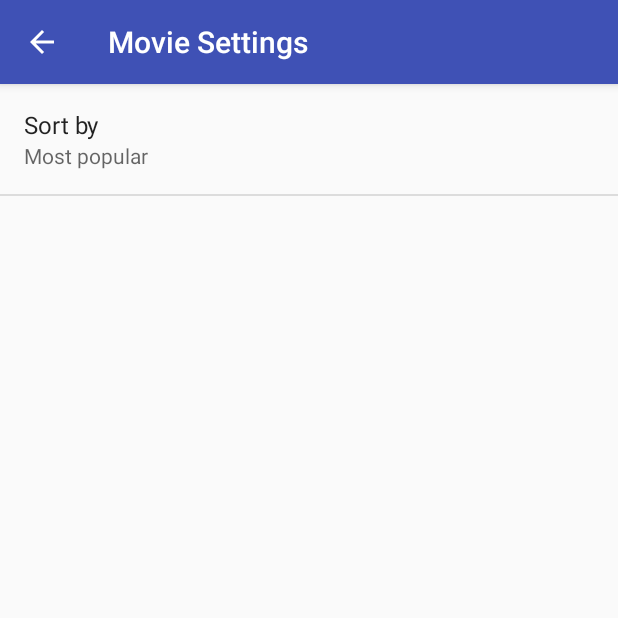
After one commit to younes-makhtoum/popular-movies-app, an Android app: the SettingsActivity screen opened directly, with no data from a screen before it, on a phone screen of 412 x 824 dp, the top half of it. The commit adds this screen. Run offline under Robolectric (Android 15) with nearby library versions, the phone set to English and light mode, and no system bars.

Commit message:
Update the sort selection feature with a dedicated settings activity Help to remove bugs : - blinks occurrences at sort selection update with the spinner; - former spinner item selection listener calls even without touch from the user; - 'No internet disclaimer' visible behind the recycler view in some cases.

```diff
--- /dev/null
+++ b/app/src/main/java/com/example/android/popularmovies/ui/welcomescreen/SettingsActivity.java
@@ -0,0 +1,56 @@
+package com.example.android.popularmovies.ui.welcomescreen;
+
+import android.content.SharedPreferences;
+import android.os.Bundle;
+import android.preference.ListPreference;
+import android.preference.Preference;
+import android.preference.PreferenceFragment;
+import android.preference.PreferenceManager;
+import android.support.v7.app.AppCompatActivity;
+
+import com.example.android.popularmovies.R;
+
+public class SettingsActivity extends AppCompatActivity {
+
+    @Override
+    protected void onCreate(Bundle savedInstanceState) {
+        super.onCreate(savedInstanceState);
+        setContentView(R.layout.activity_settings);
+        setTitle(R.string.settings_title);
+    }
+
+    public static class MoviesPreferenceFragment extends PreferenceFragment implements Preference.OnPreferenceChangeListener {
+
+        @Override
+        public void onCreate(Bundle savedInstanceState) {
+            super.onCreate(savedInstanceState);
+            addPreferencesFromResource(R.xml.settings_main);
+
+            Preference sortBy = findPreference(getString(R.string.settings_sort_by_key));
+            bindPreferenceSummaryToValue(sortBy);
+        }
+
+        @Override
+        public boolean onPreferenceChange(Preference preference, Object value) {
+            String stringValue = value.toString();
+            if (preference instanceof ListPreference) {
+                ListPreference listPreference = (ListPreference) preference;
+                int prefIndex = listPreference.findIndexOfValue(stringValue);
+                if (prefIndex >= 0) {
+                    CharSequence[] labels = listPreference.getEntries();
+                    preference.setSummary(labels[prefIndex]);
+                }
+            } else {
+                preference.setSummary(stringValue);
+            }
+            return true;
+        }
+
+        private void bindPreferenceSummaryToValue(Preference preference) {
+            preference.setOnPreferenceChangeListener(this);
+            SharedPreferences preferences = PreferenceManager.getDefaultSharedPreferences(preference.getContext());
+            String preferenceString = preferences.getString(preference.getKey(), "");
+            onPreferenceChange(preference, preferenceString);
+        }
+    }
+}
--- /dev/null
+++ b/app/src/main/res/values/arrays.xml
@@ -0,0 +1,12 @@
+<?xml version="1.0" encoding="utf-8"?>
+<resources>
+    <string-array name="settings_sort_by_labels">
+        <item>@string/settings_sort_by_most_popular_label</item>
+        <item>@string/settings_sort_by_top_rated_label</item>
+    </string-array>
+
+    <string-array name="settings_sort_by_values">
+        <item>@string/settings_sort_by_most_popular_value</item>
+        <item>@string/settings_sort_by_top_rated_value</item>
+    </string-array>
+</resources>
--- a/app/src/main/res/values/strings.xml
+++ b/app/src/main/res/values/strings.xml
@@ -1,13 +1,23 @@
 <resources>
     <string name="app_name">Popular Movies</string>
 
-    <!-- Values for movies sorting -->
-    <string name="sort_by">Sort by :</string>
-    <string name="sorting_selector_prompt">Select a sorting method</string>
-    <string-array name="sorting_selector_array">
-        <item name="most_popular">Most popular</item>
-        <item name="top_rated">Top rated</item>
-    </string-array>
+    <!-- Settings Menu Item -->
+    <string name="settings_menu_item">Settings</string>
+    <!-- Settings Activity Title -->
+    <string name="settings_title">Movie Settings</string>
+
+    <!-- Strings for sort_by preference -->
+    <string name="settings_sort_by_label">Sort by</string>
+    <string name="settings_sort_by_key">sort_by</string>
+    <string name="settings_sort_by_default">@string/settings_sort_by_most_popular_value</string>
+
+    <!-- Label for sort_by most popular option -->
+    <string name="settings_sort_by_most_popular_label">Most popular</string>
+    <string name="settings_sort_by_most_popular_value">popular</string>
+
+    <!-- Label for sort_by top rated option -->
+    <string name="settings_sort_by_top_rated_label">Top rated</string>
+    <string name="settings_sort_by_top_rated_value">top_rated</string>
 
     <!-- Values for Detail Activity labels -->
     <string name="title_label">Title:</string>
@@ -19,6 +29,4 @@
     <string name="movie_poster">Movie poster</string>
     <string name="error_message">Error message</string>
 
-
-
 </resources>
--- /dev/null
+++ b/app/src/main/res/xml/settings_main.xml
@@ -0,0 +1,13 @@
+<?xml version="1.0" encoding="utf-8"?>
+<PreferenceScreen
+    xmlns:android="http://schemas.android.com/apk/res/android"
+    android:title="@string/settings_title">
+
+    <ListPreference
+        android:defaultValue="@string/settings_sort_by_default"
+        android:entries="@array/settings_sort_by_labels"
+        android:entryValues="@array/settings_sort_by_values"
+        android:key="@string/settings_sort_by_key"
+        android:title="@string/settings_sort_by_label" />
+
+</PreferenceScreen>
```
Also changed, not shown: app/src/main/AndroidManifest.xml (+8 -0 lines), app/src/main/java/com/example/android/popularmovies/ui/welcomescreen/MainActivity.java (+29 -81 lines), app/src/main/res/layout/activity_main.xml (+3 -38 lines), app/src/main/res/layout/activity_settings.xml (added, +9 -0 lines), app/src/main/res/menu/main.xml (added, +11 -0 lines), app/src/main/res/drawable-hdpi/ic_action_settings.png (added), app/src/main/res/drawable-mdpi/ic_action_settings.png (added), app/src/main/res/drawable-xhdpi/ic_action_settings.png (added), app/src/main/res/drawable-xxhdpi/ic_action_settings.png (added), app/src/main/res/drawable-xxxhdpi/ic_action_settings.png (added).
